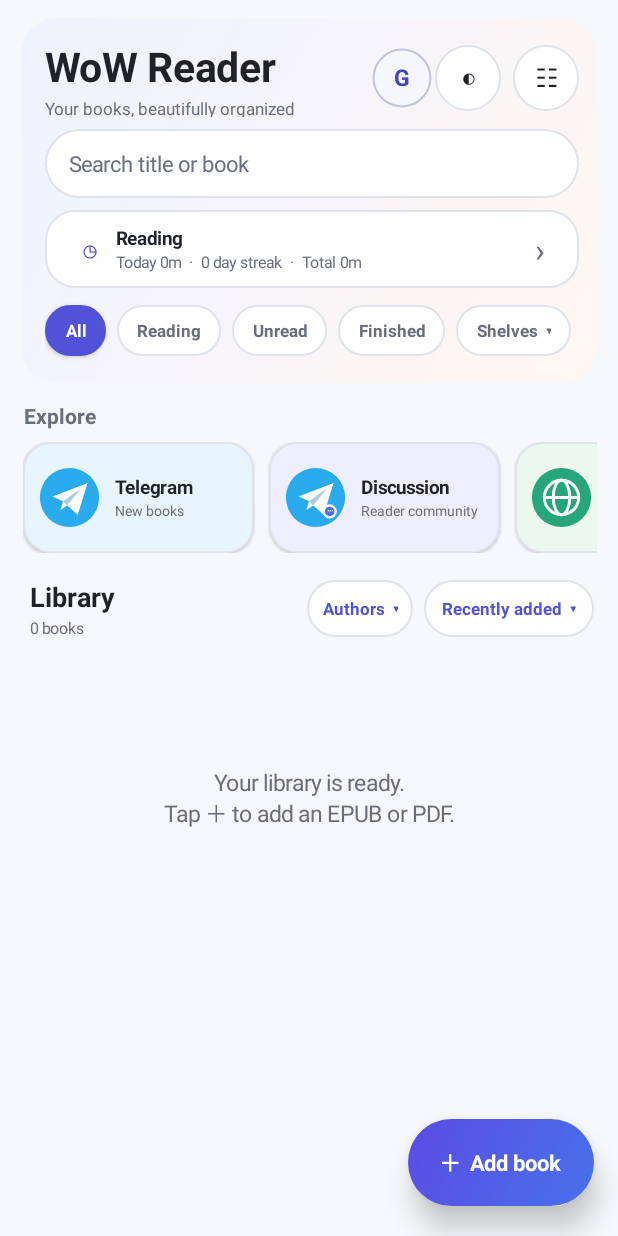
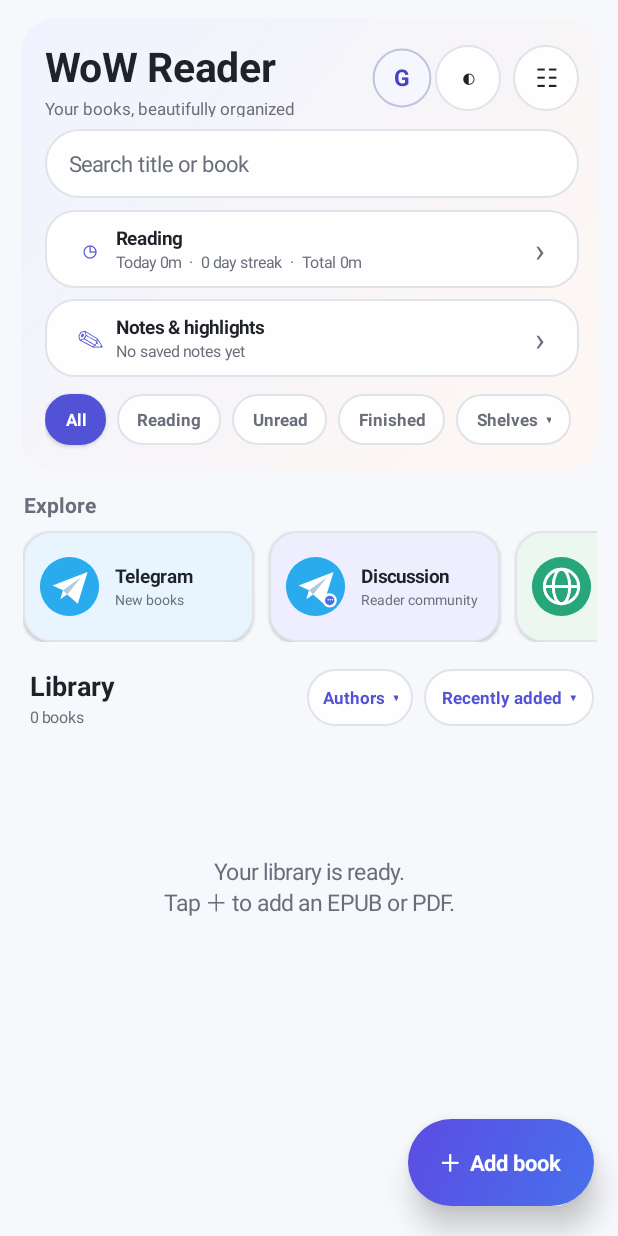
Before and after one commit to whispermmepub/wow-reader-lab, an Android app: the screen it shows after launch (MainActivity), on a phone screen of 412 x 824 dp. Run offline under Robolectric (Android 15) with nearby library versions, the light colour scheme and no system bars; our stand-ins replace Firebase (no records; nobody signed in at launch, a user with empty details on screens opened directly).

Commit message:
Add Notes and Highlights Hub
Verified library-level annotation hub using the existing annotation store and reader panel.

```diff
--- a/app/src/main/java/com/whisper/wowreader/BookReaderActivity.java
+++ b/app/src/main/java/com/whisper/wowreader/BookReaderActivity.java
@@ -236,6 +236,11 @@ public class BookReaderActivity extends Activity {
         applyWindowPreferences();
         buildReaderUi();
         if (isPdf) openPdf(); else openEpub();
+        if (!isPdf && getIntent().getBooleanExtra("open_annotations", false)) {
+            root.postDelayed(() -> {
+                if (!isFinishing()) showAnnotations();
+            }, 700L);
+        }
     }
 
     private void buildReaderUi() {
--- a/app/src/main/java/com/whisper/wowreader/MainActivity.java
+++ b/app/src/main/java/com/whisper/wowreader/MainActivity.java
@@ -74,6 +74,7 @@ public class MainActivity extends Activity {
     private ProfileAvatarView accountButton;
     private TextView themeButton;
     private TextView statsSummaryView;
+    private TextView notesSummaryView;
     private String appTheme = "white";
     private String sortMode = "added";
     private String authorFilter = "";
@@ -400,6 +401,7 @@ public class MainActivity extends Activity {
         if (authorButton != null) authorButton.setText(authorButtonLabel());
         updateLibraryFilterChips();
         updateReadingStatsSummary();
+        updateNotesHubSummary();
 
         warmSortMetadataIfNeeded(all);
     }
@@ -836,6 +838,51 @@ public class MainActivity extends Activity {
         hero.addView(readingStatsCard, statsLp);
         updateReadingStatsSummary();
 
+        LinearLayout notesHubCard = new LinearLayout(this);
+        notesHubCard.setOrientation(LinearLayout.HORIZONTAL);
+        notesHubCard.setGravity(Gravity.CENTER_VERTICAL);
+        notesHubCard.setPadding(dp(13), 0, dp(12), 0);
+        notesHubCard.setBackground(roundRect(themeControlSurface(), dp(19), dp(1), themeStroke()));
+        notesHubCard.setClickable(true);
+        notesHubCard.setElevation(dp(1));
+        notesHubCard.setContentDescription("Notes and highlights hub");
+        notesHubCard.setOnClickListener(v -> showNotesHighlightsHub());
+
+        TextView notesIcon = new TextView(this);
+        notesIcon.setText("✎");
+        notesIcon.setTextSize(18);
+        notesIcon.setTextColor(themeAccent());
+        notesIcon.setGravity(Gravity.CENTER);
+        notesHubCard.addView(notesIcon, new LinearLayout.LayoutParams(dp(34), dp(44)));
+
+        LinearLayout notesCopy = new LinearLayout(this);
+        notesCopy.setOrientation(LinearLayout.VERTICAL);
+        notesCopy.setGravity(Gravity.CENTER_VERTICAL);
+        TextView notesTitle = new TextView(this);
+        notesTitle.setText("Notes & highlights");
+        notesTitle.setTextSize(12.5f);
+        notesTitle.setTypeface(Typeface.DEFAULT, Typeface.BOLD);
+        notesTitle.setTextColor(themePrimaryText());
+        notesCopy.addView(notesTitle);
+        notesSummaryView = new TextView(this);
+        notesSummaryView.setTextSize(10.5f);
+        notesSummaryView.setTextColor(themeSecondaryText());
+        notesSummaryView.setSingleLine(true);
+        notesCopy.addView(notesSummaryView);
+        notesHubCard.addView(notesCopy, new LinearLayout.LayoutParams(0, dp(44), 1f));
+
+        TextView notesArrow = new TextView(this);
+        notesArrow.setText("›");
+        notesArrow.setTextSize(22);
+        notesArrow.setTextColor(themeSecondaryText());
+        notesArrow.setGravity(Gravity.CENTER);
+        notesHubCard.addView(notesArrow, new LinearLayout.LayoutParams(dp(28), dp(44)));
+
+        LinearLayout.LayoutParams notesLp = new LinearLayout.LayoutParams(ViewGroup.LayoutParams.MATCH_PARENT, dp(52));
+        notesLp.topMargin = dp(7);
+        hero.addView(notesHubCard, notesLp);
+        updateNotesHubSummary();
+
         HorizontalScrollView smartFilters = new HorizontalScrollView(this);
         smartFilters.setHorizontalScrollBarEnabled(false);
         smartFilters.setOverScrollMode(View.OVER_SCROLL_NEVER);
@@ -869,6 +916,67 @@ public class MainActivity extends Activity {
         outer.addView(hero, new LinearLayout.LayoutParams(ViewGroup.LayoutParams.MATCH_PARENT, ViewGroup.LayoutParams.WRAP_CONTENT));
         addDiscoverySection(outer);
         return outer;
+    }
+
+    private void updateNotesHubSummary() {
+        if (notesSummaryView == null || prefs == null || libraryDir == null) return;
+        File[] books = libraryDir.listFiles(file -> file.isFile() && isBook(file.getName()));
+        if (books == null || books.length == 0) {
+            notesSummaryView.setText("No saved notes yet");
+            return;
+        }
+        int itemCount = 0;
+        int bookCount = 0;
+        for (File book : books) {
+            int count = ReaderAnnotationStore.count(prefs, book.getName());
+            if (count <= 0) continue;
+            itemCount += count;
+            bookCount++;
+        }
+        if (itemCount <= 0) {
+            notesSummaryView.setText("No saved notes yet");
+            return;
+        }
+        String itemText = itemCount == 1 ? "1 item" : itemCount + " items";
+        String bookText = bookCount == 1 ? "1 book" : bookCount + " books";
+        notesSummaryView.setText(itemText + "  ·  " + bookText);
+    }
+
+    private void showNotesHighlightsHub() {
+        File[] books = libraryDir.listFiles(file -> file.isFile() && isBook(file.getName()));
+        if (books == null) books = new File[0];
+        sortLibraryFiles(books);
+        java.util.List<File> annotatedBooks = new java.util.ArrayList<>();
+        java.util.List<String> labels = new java.util.ArrayList<>();
+        for (File book : books) {
+            int count = ReaderAnnotationStore.count(prefs, book.getName());
+            if (count <= 0) continue;
+            annotatedBooks.add(book);
+            labels.add(cachedLibraryTitle(book) + "  ·  " + count + (count == 1 ? " item" : " items"));
+        }
+        if (annotatedBooks.isEmpty()) {
+            new AlertDialog.Builder(this)
+                    .setTitle("Notes & highlights")
+                    .setMessage("Your saved highlights and notes will appear here. Select text while reading an EPUB and choose Highlight or Note.")
+                    .setPositiveButton("Done", null)
+                    .show();
+            return;
+        }
+        new AlertDialog.Builder(this)
+                .setTitle("Notes & highlights")
+                .setItems(labels.toArray(new String[0]), (dialog, which) -> openBookAnnotations(annotatedBooks.get(which)))
+                .setNegativeButton("Close", null)
+                .show();
+    }
+
+    private void openBookAnnotations(File file) {
+        if (file == null || !file.isFile()) return;
+        prefs.edit().putLong("last_opened_" + file.getName(), System.currentTimeMillis()).apply();
+        Intent i = new Intent(this, BookReaderActivity.class);
+        i.putExtra("path", file.getAbsolutePath());
+        i.putExtra("open_annotations", true);
+        startActivity(i);
+        overridePendingTransition(android.R.anim.fade_in, android.R.anim.fade_out);
     }
 
     private void updateReadingStatsSummary() {
--- a/app/src/main/java/com/whisper/wowreader/ReaderAnnotationStore.java
+++ b/app/src/main/java/com/whisper/wowreader/ReaderAnnotationStore.java
@@ -8,6 +8,7 @@ import org.json.JSONObject;
 import java.util.ArrayList;
 import java.util.List;
 
+/** Shared annotation storage used by both the in-reader panel and the library Notes Hub. */
 public final class ReaderAnnotationStore {
     private ReaderAnnotationStore() {}
 
@@ -119,7 +120,7 @@ public final class ReaderAnnotationStore {
     private static void save(SharedPreferences prefs, String bookName, List<Annotation> items) {
         if (prefs == null) return;
         JSONArray arr = new JSONArray();
-        for (Annotation a : items) {
+        for (ReaderAnnotationStore.Annotation a : items) {
             try { arr.put(a.toJson()); } catch (Exception ignored) {}
         }
         prefs.edit()
```
